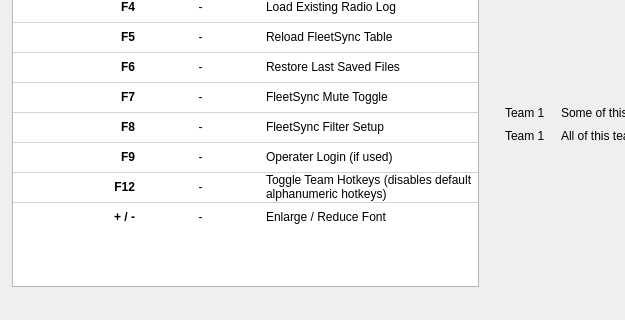
ncssar/radiolog, file designer/help.ui: the form before one commit; both pictures show x 0 to 625 and y 261 to 581 of the 931 by 581 pixel window.
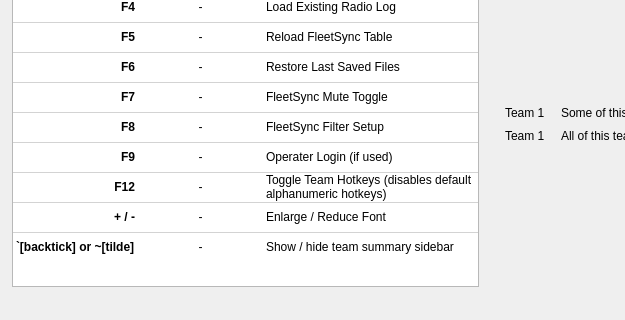
The form after the commit.

Commit message:
WIP - hotkey backtick/tilde to toggle sidebar
updated help dialog accordingly

Patch:
```diff
--- a/designer/help.ui
+++ b/designer/help.ui
@@ -222,6 +222,11 @@
           <string>New Row</string>
          </property>
         </row>
+        <row>
+         <property name="text">
+          <string>New Row</string>
+         </property>
+        </row>
         <column>
          <property name="text">
           <string>Key</string>
@@ -755,6 +760,38 @@
           </font>
          </property>
         </item>
+        <item row="15" column="0">
+         <property name="text">
+          <string>`[backtick] or ~[tilde]</string>
+         </property>
+         <property name="font">
+          <font>
+           <family>MS Shell Dlg 2</family>
+           <pointsize>9</pointsize>
+           <weight>75</weight>
+           <bold>true</bold>
+          </font>
+         </property>
+        </item>
+        <item row="15" column="1">
+         <property name="text">
+          <string>-</string>
+         </property>
+         <property name="textAlignment">
+          <set>AlignCenter</set>
+         </property>
+        </item>
+        <item row="15" column="2">
+         <property name="text">
+          <string>Show / hide team summary sidebar</string>
+         </property>
+         <property name="font">
+          <font>
+           <family>Segoe UI</family>
+           <pointsize>9</pointsize>
+          </font>
+         </property>
+        </item>
        </widget>
       </item>
      </layout>
```
The commit also changes 2 other files.
